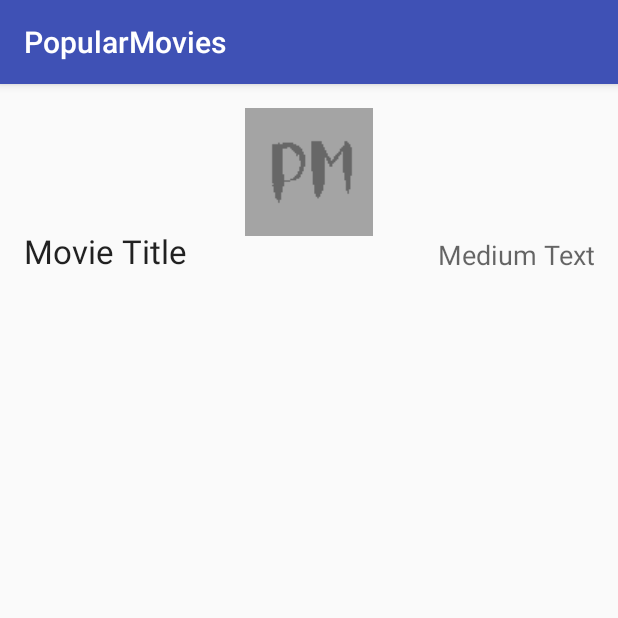
After one commit to Geemili/PopularMovies, an Android app: the DetailActivity screen opened directly, with no data from a screen before it, on a phone screen of 412 x 824 dp, the top half of it. The commit adds this screen. Run offline under Robolectric (Android 15) with nearby library versions, the phone set to English and light mode, and no system bars; our stand-ins replace Picasso; pictures from the network do not load.

Commit message:
Added DetailActivity and switched to using Picasso
Picasso is really awesome! It makes it much easier to deal with images.

```diff
--- a/app/build.gradle
+++ b/app/build.gradle
@@ -33,6 +33,7 @@ dependencies {
     testCompile 'junit:junit:4.12'
     compile 'com.android.support:appcompat-v7:23.4.0'
     compile group: 'info.movito', name: 'themoviedbapi', version:'1.4'
+    compile 'com.squareup.picasso:picasso:2.5.2'
 }
 
 def getApiKey() {
--- a/app/src/main/AndroidManifest.xml
+++ b/app/src/main/AndroidManifest.xml
@@ -17,6 +17,8 @@
                 <category android:name="android.intent.category.LAUNCHER" />
             </intent-filter>
         </activity>
+
+        <activity android:name=".DetailActivity" />
     </application>
 
 </manifest>
--- /dev/null
+++ b/app/src/main/java/xyz/geemili/popularmovies/DetailActivity.java
@@ -0,0 +1,45 @@
+package xyz.geemili.popularmovies;
+
+import android.content.Intent;
+import android.os.Bundle;
+import android.support.v7.app.AppCompatActivity;
+import android.widget.ImageView;
+import android.widget.TextView;
+
+import com.squareup.picasso.Picasso;
+
+import java.util.Locale;
+
+/**
+ * Created by geemili on 2016-08-17.
+ */
+public class DetailActivity extends AppCompatActivity {
+
+    private ImageView mMoviePosterImageView;
+    private TextView mMovieTitleTextView;
+    private TextView mOverviewTextView;
+    private TextView mUserRatingTextView;
+
+    @Override
+    protected void onCreate(Bundle savedInstanceBundle) {
+        super.onCreate(savedInstanceBundle);
+        setContentView(R.layout.activity_detail);
+
+        mMoviePosterImageView = (ImageView) findViewById(R.id.movie_poster_imageView);
+        mMovieTitleTextView = (TextView) findViewById(R.id.movie_title_textView);
+        mOverviewTextView = (TextView) findViewById(R.id.overview_textView);
+        mUserRatingTextView = (TextView) findViewById(R.id.user_rating_textView);
+
+        Intent intent = getIntent();
+        if (intent != null && intent.hasExtra("MovieData")) {
+            MovieData data = (MovieData) intent.getParcelableExtra("MovieData");
+            mMovieTitleTextView.setText(data.getOriginalTitle());
+            mOverviewTextView.setText(data.getPlotSynopsis());
+            mUserRatingTextView.setText(String.format(Locale.US, "%.1f", data.getVoteAverage()));
+            String imageUrl = "https://image.tmdb.org/t/p/w300"+data.getImagePath();
+            Picasso.with(this)
+                    .load(imageUrl)
+                    .into(mMoviePosterImageView);
+        }
+    }
+}
--- /dev/null
+++ b/app/src/main/res/layout/activity_detail.xml
@@ -0,0 +1,60 @@
+<?xml version="1.0" encoding="utf-8"?>
+<ScrollView xmlns:android="http://schemas.android.com/apk/res/android"
+    android:orientation="vertical" android:layout_width="match_parent"
+    android:layout_height="match_parent">
+
+    <LinearLayout
+        android:layout_width="match_parent"
+        android:layout_height="wrap_content"
+        android:orientation="vertical"
+        android:paddingTop="@dimen/activity_vertical_margin"
+        android:paddingLeft="@dimen/activity_horizontal_margin"
+        android:paddingRight="@dimen/activity_horizontal_margin"
+        >
+        <ImageView
+            android:layout_width="match_parent"
+            android:layout_height="wrap_content"
+            android:id="@+id/movie_poster_imageView"
+            android:layout_gravity="center_horizontal"
+            android:layout_alignParentTop="true"
+            android:layout_marginTop="0dp"
+            android:src="@drawable/popular_movies_icon" />
+
+        <RelativeLayout
+            android:id="@+id/title_and_rating_relativeLayout"
+            android:layout_width="match_parent"
+            android:layout_height="wrap_content"
+            >
+
+            <TextView
+                android:layout_width="wrap_content"
+                android:layout_height="wrap_content"
+                android:textAppearance="?android:attr/textAppearanceLarge"
+                android:text="Movie Title"
+                android:id="@+id/movie_title_textView"
+                android:layout_gravity="center_horizontal"
+                android:layout_alignBottom="@+id/user_rating_textView"
+                android:layout_alignParentLeft="true"
+                android:layout_alignParentStart="true"
+                />
+
+            <TextView
+                android:layout_width="wrap_content"
+                android:layout_height="wrap_content"
+                android:textAppearance="?android:attr/textAppearanceMedium"
+                android:text="Medium Text"
+                android:id="@+id/user_rating_textView"
+                android:gravity="end"
+                android:layout_alignParentTop="true"
+                android:layout_alignParentRight="true"
+                android:layout_alignParentEnd="true"
+                />
+        </RelativeLayout>
+
+        <TextView
+            android:id="@+id/overview_textView"
+            android:layout_width="match_parent"
+            android:layout_height="wrap_content" />
+    </LinearLayout>
+
+</ScrollView>
```
Also changed, not shown: app/src/main/java/xyz/geemili/popularmovies/MainActivity.java (+27 -63 lines), app/src/main/java/xyz/geemili/popularmovies/MovieData.java (added, +109 -0 lines), app/src/main/java/xyz/geemili/popularmovies/MovieDataAdapter.java (renamed from app/src/main/java/xyz/geemili/popularmovies/MovieIconAdapter.java, +16 -13 lines), app/src/main/java/xyz/geemili/popularmovies/MovieIcon.java (deleted, +0 -31 lines).
